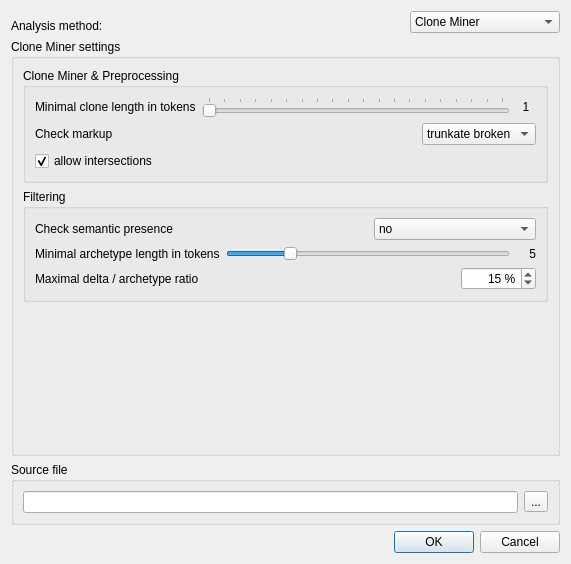
First picture: the form in doc-clone-miner/qtui/element_miner_settings.ui, repository spbu-se/pldoctoolkit, before the edit.
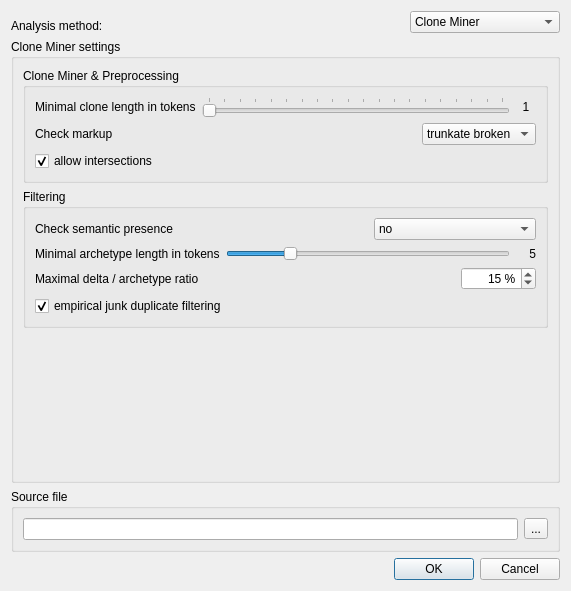
Second picture: the form after the edit.

What changed in the file:
```diff
--- a/doc-clone-miner/qtui/element_miner_settings.ui
+++ b/doc-clone-miner/qtui/element_miner_settings.ui
@@ -7,7 +7,7 @@
     <x>0</x>
     <y>0</y>
     <width>571</width>
-    <height>564</height>
+    <height>591</height>
    </rect>
   </property>
   <property name="sizePolicy">
@@ -400,6 +400,16 @@
                </item>
               </layout>
              </item>
+             <item>
+              <widget class="QCheckBox" name="cbPostJunkFilter">
+               <property name="text">
+                <string>empirical junk duplicate filtering</string>
+               </property>
+               <property name="checked">
+                <bool>true</bool>
+               </property>
+              </widget>
+             </item>
             </layout>
            </widget>
           </item>
```
Left out of the diff: 6 changed lines with no effect on the pictures.
